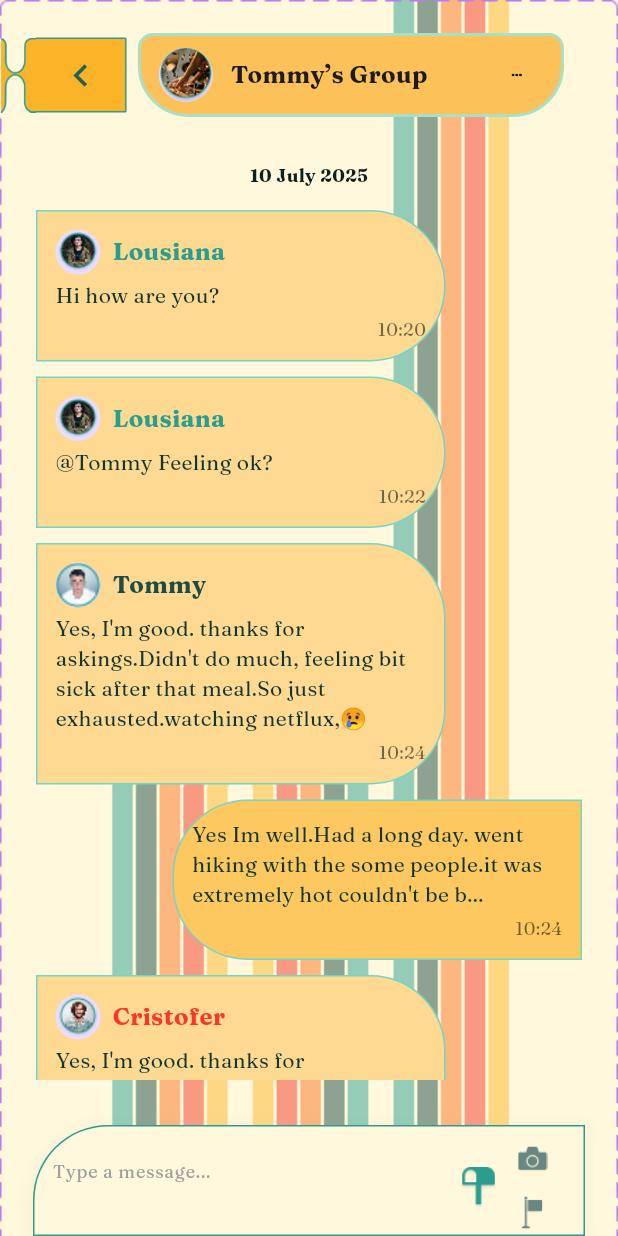
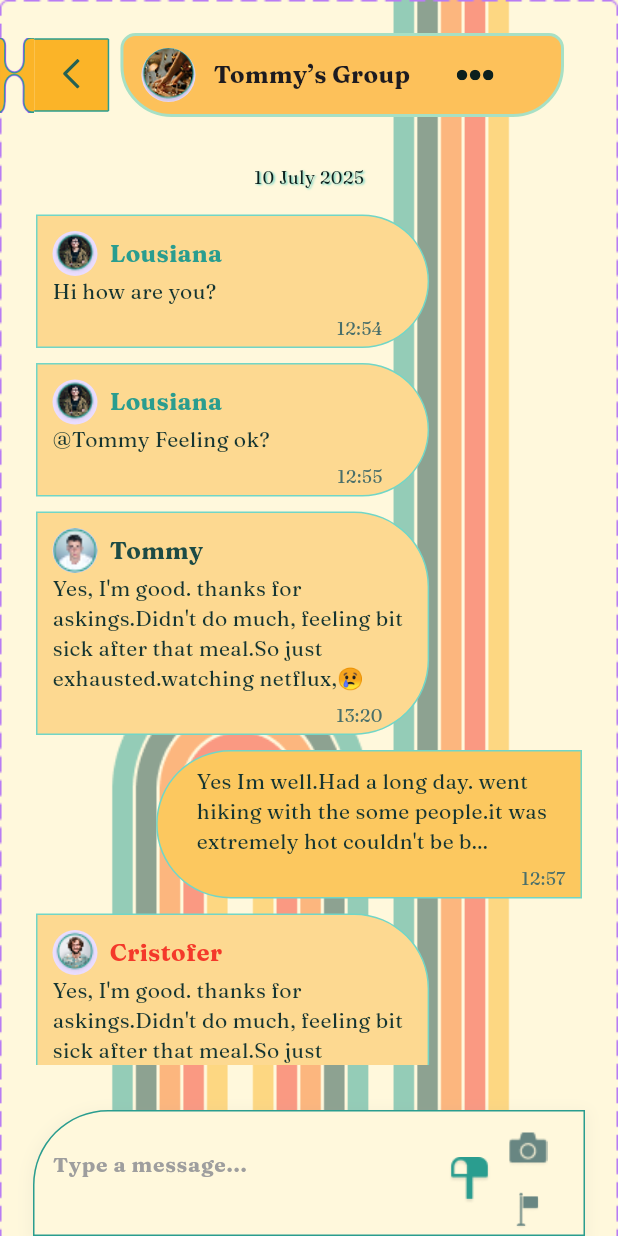
Before and after one commit to Mdkaifee/Flutter-Tommy-s-group_project, a Flutter app: the screen it shows after launch, on a phone screen of 412 x 824 dp. Run offline on Flutter 3.47's test engine with Material 3 defaults, Android fonts, the light colour scheme and no system bars; our stand-ins replace flutter_bloc, flutter_svg.

Commit message:
Updated UI

```diff
--- a/lib/data/models/message_model.dart
+++ b/lib/data/models/message_model.dart
@@ -1,30 +1,53 @@
 class MessageModel {
   final String content;
   final String sender;
-  final DateTime timestamp;
-  final bool isSender; // True if the message is from the user (Kaifee)
+  final String time;  // Static time as String
+  final bool isSender;
 
+  // Constructor for MessageModel
   MessageModel({
     required this.content,
     required this.sender,
-    required this.timestamp,
+    required String time,  // Accept time as a string
     required this.isSender,
-  });
+  }) : time = _formatTime(time); // Ensure time is formatted when creating the object
 
+  // Helper function to ensure the time is always formatted as HH:mm
+  static String _formatTime(String time) {
+    final timeParts = time.split(":");
+
+    if (timeParts.length == 2) {
+      final hour = timeParts[0].padLeft(2, '0');  // Pad hour with leading zero if needed
+      final minute = timeParts[1].padLeft(2, '0');  // Pad minute with leading zero if needed
+
+      // Return formatted time in HH:mm
+      return '$hour:$minute';
+    }
+
+    return time;  // If it's not a valid format, return the original time
+  }
+
+  // Getter for formatted time
+  String get formattedTime {
+    return time;
+  }
+
+  // Factory method to create a MessageModel from JSON
   factory MessageModel.fromJson(Map<String, dynamic> json) {
     return MessageModel(
       content: json['content'],
       sender: json['sender'],
-      timestamp: DateTime.parse(json['timestamp']),
+      time: json['time'], // Static time as String
       isSender: json['isSender'],
     );
   }
 
+  // Method to convert MessageModel to JSON
   Map<String, dynamic> toJson() {
     return {
       'content': content,
       'sender': sender,
-      'timestamp': timestamp.toIso8601String(),
+      'time': time,  // Static time as String
       'isSender': isSender,
     };
   }
--- a/lib/main.dart
+++ b/lib/main.dart
@@ -1,4 +1,3 @@
-
 import 'package:flutter/material.dart';
 import 'package:flutter_bloc/flutter_bloc.dart'; // Import flutter_bloc
 import 'blocs/presentation/message_bloc.dart'; // Import the bloc
--- a/lib/presentation/screens/chat_screen.dart
+++ b/lib/presentation/screens/chat_screen.dart
@@ -7,6 +7,10 @@ import '../../blocs/presentation/message_state.dart';
 import '../../widgets/chat_bubble.dart';
 import '../../widgets/message_input.dart';
 import '../../data/models/message_model.dart';
+import 'package:flutter/material.dart';
+import 'package:flutter_svg/flutter_svg.dart'; // Import for SVG
+import '../../widgets/chat_bubble.dart';
+import '../../widgets/message_input.dart';
 
 class TicketHeader extends StatelessWidget implements PreferredSizeWidget {
   const TicketHeader({super.key});
@@ -15,25 +19,28 @@ class TicketHeader extends StatelessWidget implements PreferredSizeWidget {
   Size get preferredSize => const Size.fromHeight(64);
 
   static const _bodyYellow = Color(0xFFFDC15A);
-  static const _tealBorder = Color(0xFFA7E0C5);
+  static const _tealBorder = Color(0xFFA7E0C5); // Teal color for the border radius
+  static const _greenBorder = Color(0xFF246153); // Green color for the border radius
 
   @override
   Widget build(BuildContext context) {
+    // Get the screen width
+    double screenWidth = MediaQuery.of(context).size.width;
+
     return SafeArea(
       bottom: false,
       child: Padding(
-        padding: const EdgeInsets.symmetric(horizontal: 0, vertical: 8), // No horizontal padding to shift left
+        padding: const EdgeInsets.symmetric(horizontal: 0, vertical: 8),
         child: Row(
           mainAxisAlignment: MainAxisAlignment.start, // Align to the left side
           children: [
             // Combine the image and back button without extra gap
             Row(
-              mainAxisSize: MainAxisSize.min, // Ensures no extra space is added
+              mainAxisSize: MainAxisSize.min,
               children: [
                 // Image (u.png) directly next to the back button
                 Image.asset(
-                  'assets/abc.png', // Image asset path
-                  // width: 10, // Adjust the size of the image as needed
+                  'assets/u.png', // Image asset path
                   height: 50, // Adjust the size of the image as needed
                 ),
                 // Ticket back button directly after the image with no space
@@ -46,7 +53,7 @@ class TicketHeader extends StatelessWidget implements PreferredSizeWidget {
                 height: 56,
                 decoration: BoxDecoration(
                   color: _bodyYellow,
-                  border: Border.all(color: _tealBorder, width: 2),
+                  border: Border.all(color: _tealBorder, width: 2), // Teal color border
                   borderRadius: const BorderRadius.only(
                     topLeft: Radius.circular(10),
                     topRight: Radius.circular(10),
@@ -62,21 +69,33 @@ class TicketHeader extends StatelessWidget implements PreferredSizeWidget {
                       backgroundImage: AssetImage('assets/profile.png'),
                     ),
                     const SizedBox(width: 12),
-                    const Expanded(
+                    // Use LayoutBuilder to adjust text size based on screen width
+                    LayoutBuilder(
+                      builder: (context, constraints) {
+                        double availableWidth = constraints.maxWidth;
+                        double fontSize = availableWidth > 350 ? 16.0 : 14.0; // Adjust font size based on width
+                        return Flexible(
                           child: Text(
                             "Tommy’s Group",
                             overflow: TextOverflow.ellipsis,
                             style: TextStyle(
-                          fontSize: 16,
+                              fontSize: fontSize,
                               fontFamily: 'Fraunces',
                               fontWeight: FontWeight.w700,
                             ),
                           ),
+                        );
+                      },
                     ),
-                    SvgPicture.asset(
+                    // Add space between the text and the three dots
+                    const SizedBox(width: 12), // Adjust the width here to increase the space
+                    // Add the three dot icon
+                    Expanded(
+                      child: SvgPicture.asset(
                         'assets/threedot.svg',
-                      width: 7,
-                      height: 7,
+                        width: 7, // Height remains the same
+                        height: 7, // Height remains the same
+                      ),
                     ),
                     const SizedBox(width: 26),
                   ],
@@ -111,14 +130,17 @@ class TicketBackButton extends StatelessWidget {
         ),
         child: ClipPath(
           child: SizedBox(
-            width: 60, // Adjust size if needed
-            height: 49,
+            width: 49.5, // Adjust size if needed
+            height: 48,
             child: Row(
               children: [
                 // Back icon
                 Expanded(
-                  child: Center(
-                    child: Icon(Icons.chevron_left, size: 30, color: _arrowTeal),
+                  child: SvgPicture.asset(
+                    'assets/backarrow.svg',  // Path to your SVG file
+                    width: 24,  // Set the width to 71.5px
+                    height: 24,   // Set the height to 48px
+                    color: _arrowTeal,
                   ),
                 ),
               ],
@@ -129,6 +151,7 @@ class TicketBackButton extends StatelessWidget {
     );
   }
 }
+
 
 class _StubPainter extends CustomPainter {
   const _StubPainter({required this.fill, required this.stroke});
@@ -191,62 +214,62 @@ class ChatScreen extends StatelessWidget {
       MessageModel(
         content: "Hi how are you?",
         sender: "Lousiana",
-        timestamp: DateTime.now().subtract(Duration(minutes: 10)),
+         time: "12:54",
         isSender: false,
       ),
       MessageModel(
         content: "@Tommy Feeling ok?",
         sender: "Lousiana",
-        timestamp: DateTime.now().subtract(Duration(minutes: 8)),
+        time: "12:55",
         isSender: false,
       ),
       MessageModel(
         content: "Yes, I'm good. thanks for askings.Didn't do much, feeling bit sick after that meal.So just exhausted.watching netflux,😢",
         sender: "Tommy",
-        timestamp: DateTime.now().subtract(Duration(minutes: 6)),
+        time: "13:20",
         isSender: false,
       ),
       MessageModel(
         content: "Yes Im well.Had a long day. went hiking with the some people.it was extremely hot couldn't be b...",
         sender: "Tommy",
-        timestamp: DateTime.now().subtract(Duration(minutes: 6)),
+        time: "12:57",
         isSender: true,
       ),
       MessageModel(
         content: "Yes, I'm good. thanks for askings.Didn't do much, feeling bit sick after that meal.So just exhausted.watching netflux",
         sender: "Cristofer",
-        timestamp: DateTime.now().subtract(Duration(minutes: 4)),
+         time: "13:20",
         isSender: false,
       ),
       MessageModel(
         content: "Hi how are you?",
         sender: "Lousiana",
-        timestamp: DateTime.now().subtract(Duration(minutes: 10)),
+        time: "12:55",
         isSender: false,
       ),
 
       MessageModel(
         content: "Yes, I'm good. thanks for askings.Didn't do much, feeling bit sick after that meal.So just exhausted.watching netflux",
         sender: "Tommy",
-        timestamp: DateTime.now().subtract(Duration(minutes: 6)),
+        time: "13:20",
         isSender: false,
       ),
       MessageModel(
         content: "Yes, I'm good. thanks for askings.Didn't do much, feeling bit sick after that meal.So just exhausted.watching netflux",
         sender: "Cristofer",
-        timestamp: DateTime.now().subtract(Duration(minutes: 4)),
+        time: "13:20",
         isSender: false,
       ),
       MessageModel(
         content: "Yes, I'm well. Had a long day. went hiking with the some people. was extremely hot couldn't be b...",
         sender: "Tommy",
-        timestamp: DateTime.now().subtract(Duration(minutes: 6)),
+         time: "12:57",
         isSender: true,
       ),
       MessageModel(
         content: "Hi how are you?",
         sender: "Lousiana",
-        timestamp: DateTime.now().subtract(Duration(minutes: 10)),
+        time: "12:55",
         isSender: false,
       ),
     ];
@@ -287,13 +310,25 @@ class ChatScreen extends StatelessWidget {
   return Padding(
     padding: const EdgeInsets.symmetric(vertical: 10),
     child: Center(
+      child: Container(
+        width: 343, // Set width to 343px
+        height: 20, // Set height to 20px
+        alignment: Alignment.center,
         child: Text(
           "10 July 2025",
           style: TextStyle(
-                              color: Color(0xFF0C201D),
-                              fontWeight: FontWeight.w600,
-                              fontFamily: 'Fraunces',
-                              fontSize: 12,
+            color: Color(0xFF0C201D), // Dark greenish color for the text
+            fontWeight: FontWeight.w400,
+            fontFamily: 'Fraunces', // Font Family (make sure it's added in pubspec.yaml)
+            fontSize: 12, // Font size
+            shadows: [
+              Shadow(
+                blurRadius: 1.0,
+             color: Color(0xFF72D6C6), // A light grey shadow for the glow effect
+                offset: Offset(1.0, 1.0),
+              ),
+            ],
+          ),
         ),
       ),
     ),
@@ -305,13 +340,25 @@ class ChatScreen extends StatelessWidget {
   return Padding(
     padding: const EdgeInsets.symmetric(vertical: 10),
     child: Center(
+      child: Container(
+        // width: 343, // Set width to 343px
+        // height: 13, // Set height to 13px
+        alignment: Alignment.center,
         child: Text(
           "11 July 2025",
           style: TextStyle(
-                              color: Color(0xFF0C201D),
-                              fontWeight: FontWeight.w600,
-                              fontFamily: 'Fraunces',
-                              fontSize: 12,
+            color: Color(0xFF0C201D), // Dark greenish color for the text
+            fontWeight: FontWeight.w400,
+            fontFamily: 'Fraunces', // Font Family (make sure it's added in pubspec.yaml)
+            fontSize: 12, // Font size
+            shadows: [
+              Shadow(
+                blurRadius: 1.0,
+                 color: Color(0xFF72D6C6), // A light grey shadow for the glow effect
+                offset: Offset(1.0, 1.0),
+              ),
+            ],
+          ),
         ),
       ),
     ),
@@ -323,10 +370,11 @@ class ChatScreen extends StatelessWidget {
   return ChatBubble(
     message: m.content,
     sender: m.sender,
-                      timestamp: m.timestamp,
+    time: m.formattedTime,  // Use the formatted time here
     isSender: m.isSender,
   );
-                  },
+}
+
                 ),
               ),
               MessageInput(),
--- a/lib/widgets/chat_bubble.dart
+++ b/lib/widgets/chat_bubble.dart
@@ -4,20 +4,16 @@ import 'package:intl/intl.dart'; // Import this package
 class ChatBubble extends StatelessWidget {
   final String message;
   final String sender;
-  final DateTime timestamp;
-  final bool isSender; // True if it's from the user, false for others
+  final String time;  // Static time
+  final bool isSender;
 
   const ChatBubble({
     Key? key,
     required this.message,
     required this.sender,
-    required this.timestamp,
+    required this.time,  // Static time
     required this.isSender,
   }) : super(key: key);
-
-  @override
-  Widget build(BuildContext context) {
-    final timeString = '${timestamp.hour}:${timestamp.minute}'; // Formatting time
 
   // Define the color for each sender
   Color senderColor(String sender) {
@@ -33,15 +29,32 @@ class ChatBubble extends StatelessWidget {
     }
   }
 
+  // Method to explicitly format the time as HH:mm
+  String _formatTime(String time) {
+    final timeParts = time.split(":");
+    if (timeParts.length == 2) {
+      final hour = timeParts[0].padLeft(2, '0');
+      final minute = timeParts[1].padLeft(2, '0');
+      return '$hour:$minute';  // Return formatted time
+    }
+    return time;
+  }
+
+  @override
+  Widget build(BuildContext context) {
+    // Format time before displaying
+    String formattedTime = _formatTime(time);
+
     return Padding(
       padding: const EdgeInsets.symmetric(vertical: 5.0, horizontal: 10.0),
       child: Align(
         alignment: isSender ? Alignment.centerRight : Alignment.centerLeft,
         child: FractionallySizedBox(
           alignment: isSender ? Alignment.centerRight : Alignment.centerLeft,
-          widthFactor: 0.75,  // Set the chat bubble width to 75% of the screen width
+          widthFactor: isSender ? 0.78 : 0.72,   // Set the chat bubble width to 75% of the screen width
           child: Container(
-            padding: const EdgeInsets.all(12.0),
+          padding: const EdgeInsets.only(left: 10.0, top: 10.0, right: 10.0), // Removed bottom padding
+
             decoration: BoxDecoration(
               color: isSender
                   ? const Color(0xFFFCC85F) // Background color for sender (Kaifee)
@@ -80,10 +93,14 @@ class ChatBubble extends StatelessWidget {
                       ),
                     ],
                   ),
-                  const SizedBox(height: 4),
+                  // const SizedBox(height: 4),
                 ],
-                // Message content
-                Text(
+                // Message content with more left padding for sender
+                Padding(
+                  padding: isSender
+                      ? const EdgeInsets.only(left: 16.0, top: 0.0) // Extra left and top padding for sender
+                      : const EdgeInsets.only(top: 0.0), // No extra padding for receiver, only top padding
+                  child: Text(
                     message,
                     style: const TextStyle(
                       fontFamily: 'Fraunces', // Apply Fraunces font
@@ -92,13 +109,28 @@ class ChatBubble extends StatelessWidget {
                       fontWeight: FontWeight.w400, // Content text font weight
                     ),
                   ),
-                const SizedBox(height: 4),
+                ),
+                // const SizedBox(height: 4),
                 // Time alignment
-                Align(
-                  alignment: Alignment.centerRight,
+                 Transform.translate(
+                  offset: isSender
+                      ? const Offset(0, -4)  // Shift the time upwards for sender
+                      : const Offset(0, -4),  // Shift the time upwards for receiver
+                  child: Align(
+                    alignment: isSender ? Alignment.centerRight : Alignment.centerRight,
+                    child: Padding(
+                      padding: isSender
+                          ? const EdgeInsets.only(left: 5.0, top: 10.0)  // Slight padding for sender
+                          : const EdgeInsets.only(right: 20.0, top: 10.0),  // Slight padding for receiver
                       child: Text(
-                    timeString,
-                    style: const TextStyle(fontFamily: 'Fraunces', fontSize: 12, color: Colors.black54),
+                        formattedTime,
+                        style: const TextStyle(
+                          fontFamily: 'Fraunces',
+                          fontSize: 12,
+                          color: Color(0xFF4A6F6A),
+                        ),
+                      ),
+                    ),
                   ),
                 ),
               ],
--- a/lib/widgets/message_input.dart
+++ b/lib/widgets/message_input.dart
@@ -2,7 +2,6 @@ import 'package:flutter/material.dart';
 import 'package:flutter_bloc/flutter_bloc.dart';
 import '../blocs/presentation/message_bloc.dart';
 import '../blocs/presentation/message_event.dart';
-
 
 class MessageInput extends StatelessWidget {
   final TextEditingController _controller = TextEditingController();
@@ -50,7 +49,12 @@ class MessageInput extends StatelessWidget {
                         controller: _controller,
                         maxLines: null,  // Allow multiple lines
                         keyboardType: TextInputType.multiline, // Allow multiline input
-                        style: const TextStyle(color: Color(0xFF0C201D), fontSize: 12, fontFamily: 'Fraunces',), // Text color after typing (#0C201D)
+                        style: const TextStyle(
+                          color: Color(0xFF0C201D),  // Text color after typing (#0C201D)
+                          fontSize: 14,  // Font size
+                          fontFamily: 'Fraunces',  // Font family
+                          fontWeight: FontWeight.bold,  // Make text bold
+                        ),
                         decoration: const InputDecoration(
                           hintText: 'Type a message...',
                           border: InputBorder.none,  // Remove the default border
@@ -65,7 +69,7 @@ class MessageInput extends StatelessWidget {
                     child: Image.asset(
                       'assets/send.png',
                       width: 28,
-                      height: 28,
+                      height: 32,
                     ),
                   ),
                   // Column of Camera and Send icons, aligned to the right
@@ -77,8 +81,8 @@ class MessageInput extends StatelessWidget {
                         padding: const EdgeInsets.all(12.0),
                         child: Image.asset(
                           'assets/camera.png',
-                          width: 20,
-                          height: 20,
+                          width: 26,
+                          height: 26,
                         ),
                       ),
                       // Send button (Middle icon)
@@ -86,8 +90,8 @@ class MessageInput extends StatelessWidget {
                         padding: const EdgeInsets.all(2.0),
                         child: Image.asset(
                           'assets/flag.png',
-                          width: 24,
-                          height: 24,
+                          width: 18.02,
+                          height: 28,
                         ),
                       ),
                     ],
```
Lines whose indentation alone changed are shown as unchanged.
